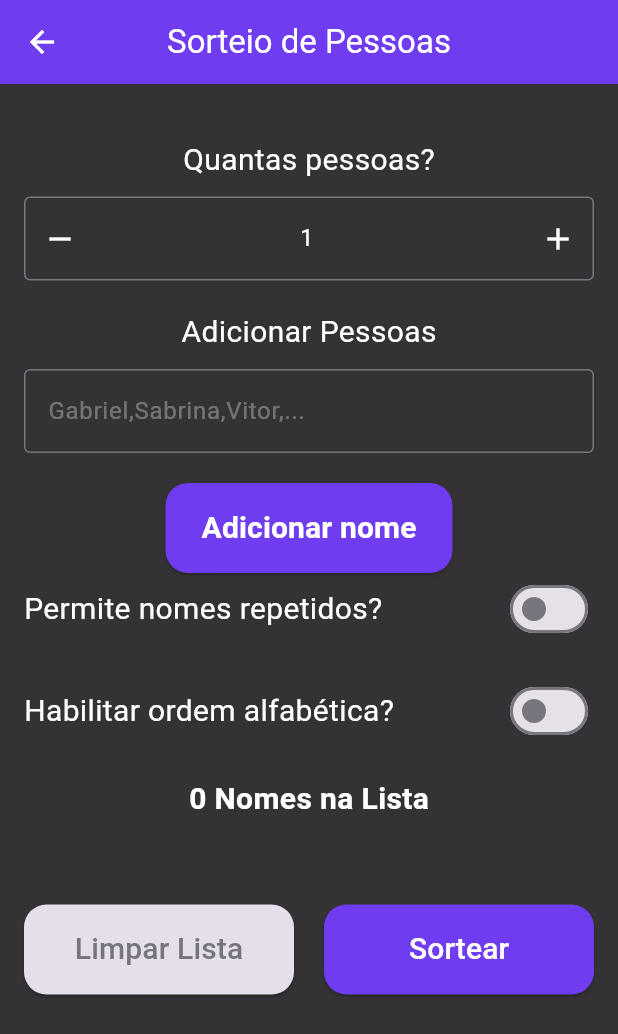
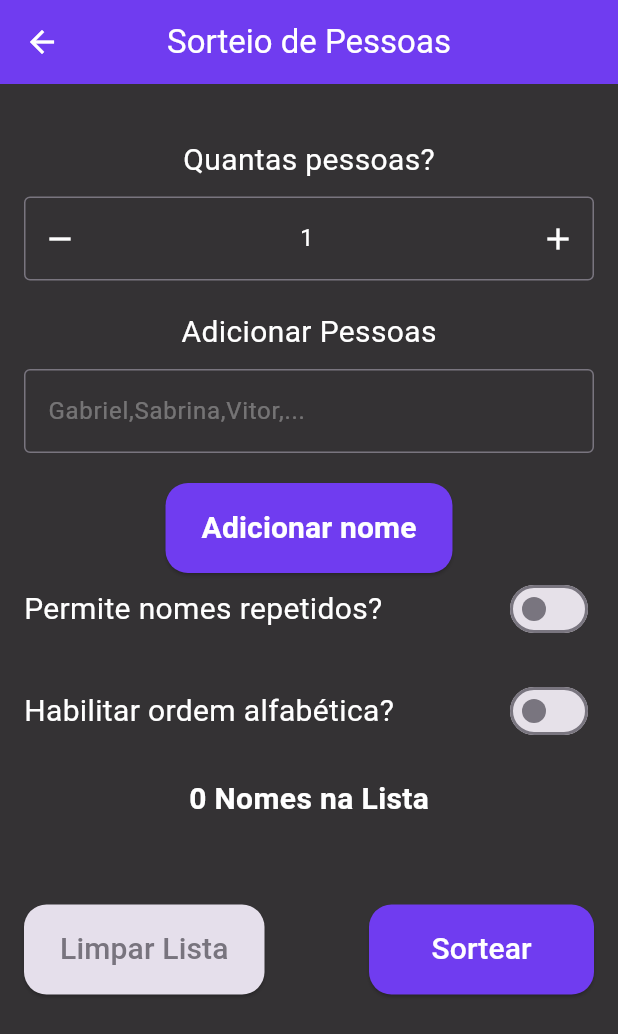
Before and after one commit to SabrinaVailante/flutter_gerador_de_aleatorios, a Flutter app: the SorteioDePessoasView screen opened directly, on a phone screen of 412 x 824 dp. Shown: the top 1034 px of the screen. Run offline on Flutter 3.47's test engine with Material 3 defaults, Android fonts, the phone set to English and light mode, and no system bars; our stand-ins replace lottie, shared_preferences; accounts and stored records are empty.

Commit message:
fix(sorteadorDeNomes):Cirrige o sorteio de nomes.

```diff
--- a/lib/sorteador_de_nomes/sorteador_de_nomes.view.dart
+++ b/lib/sorteador_de_nomes/sorteador_de_nomes.view.dart
@@ -148,27 +148,25 @@ class _SorteioDePessoasViewState extends State<SorteioDePessoasView> {
                     ElevatedButton(
                       style: ButtonStyle(
                           backgroundColor: MaterialStateProperty.all(
-                              const  Color.fromARGB(255, 112, 60, 240)),
-                          shape: MaterialStateProperty.all<
-                              RoundedRectangleBorder>(
+                              const Color.fromARGB(255, 112, 60, 240)),
+                          shape:
+                              MaterialStateProperty.all<RoundedRectangleBorder>(
                                   RoundedRectangleBorder(
-                                  borderRadius: BorderRadius.circular(15.0))),
+                                      borderRadius:
+                                          BorderRadius.circular(15.0))),
                           minimumSize:
                               MaterialStateProperty.all(const Size(180, 60))),
                       onPressed: () {
                         setState(() {
-                          // Divide o texto em uma lista de nomes
                           List<String> novosNomes =
                               nomesController.text.split(',');
                           novosNomes = novosNomes
                               .map((nome) => nome.trim())
                               .where((nome) => nome.isNotEmpty)
                               .toList();
-                          // Remove espaços em branco ao redor de cada nome
                           for (int i = 0; i < novosNomes.length; i++) {
                             novosNomes[i] = novosNomes[i].trim();
                           }
-                          // Adiciona os novos nomes à lista existente
                           listaNomes.addAll(novosNomes);
                           quantidadeDeNomes = listaNomes.length;
                           // Limpa o campo de texto
@@ -179,7 +177,13 @@ class _SorteioDePessoasViewState extends State<SorteioDePessoasView> {
                         // Imprime a lista de nomes atualizada
                         print(listaNomes);
                       },
-                      child: const Text("Adicionar nome", style: TextStyle(color: Colors.white, fontSize: 20, fontWeight: FontWeight.bold),),
+                      child: const Text(
+                        "Adicionar nome",
+                        style: TextStyle(
+                            color: Colors.white,
+                            fontSize: 20,
+                            fontWeight: FontWeight.bold),
+                      ),
                     ),
                     Row(
                       mainAxisAlignment: MainAxisAlignment.spaceBetween,
@@ -246,14 +250,17 @@ class _SorteioDePessoasViewState extends State<SorteioDePessoasView> {
                                             borderRadius:
                                                 BorderRadius.circular(15.0))),
                                 minimumSize: MaterialStateProperty.all(
-                                    const Size(180, 60))),
-                            onPressed: (){
+                                    const Size(150, 60))),
+                            onPressed: () {
                               setState(() {
                                 listaNomes.clear();
                                 salvarDados();
                               });
-                        }, child: const Text("Limpar Lista", style: TextStyle(color: Color.fromRGBO(
-                            120, 116, 126, 1.0), fontSize: 20))),
+                            },
+                            child: const Text("Limpar Lista",
+                                style: TextStyle(
+                                    color: Color.fromRGBO(120, 116, 126, 1.0),
+                                    fontSize: 20))),
                         ElevatedButton(
                             style: ButtonStyle(
                                 backgroundColor: MaterialStateProperty.all(
@@ -261,25 +268,23 @@ class _SorteioDePessoasViewState extends State<SorteioDePessoasView> {
                                 shape: MaterialStateProperty.all<
                                         RoundedRectangleBorder>(
                                     RoundedRectangleBorder(
-                                        borderRadius: BorderRadius.circular(15.0))),
-                                minimumSize:
-                                    MaterialStateProperty.all(const Size(180, 60))),
+                                        borderRadius:
+                                            BorderRadius.circular(15.0))),
+                                minimumSize: MaterialStateProperty.all(
+                                    const Size(150, 60))),
                             onPressed: () {
                               setState(() {
-                                listaNomes.sort();
-                                if (isOrdemAlfabetica) {
-                                  listaNomes.sort();
-                                }
+                                sortearNomes();
                               });
                               Navigator.push(
                                   context,
                                   MaterialPageRoute(
-                                      builder: (context) =>
-                                          SorteandoNomesView(lista: listaNomes)));
+                                      builder: (context) => SorteandoNomesView(
+                                          lista: listaSorteada)));
                             },
                             child: const Text("Sortear",
-                                style:
-                                    TextStyle(color: Colors.white, fontSize: 20))),
+                                style: TextStyle(
+                                    color: Colors.white, fontSize: 20))),
                       ],
                     )
                   ],
```
Also changed, not shown: lib/onde_ir/onde_ir.view.dart (deleted), 1 other file. Lines whose indentation alone changed are shown as unchanged.
